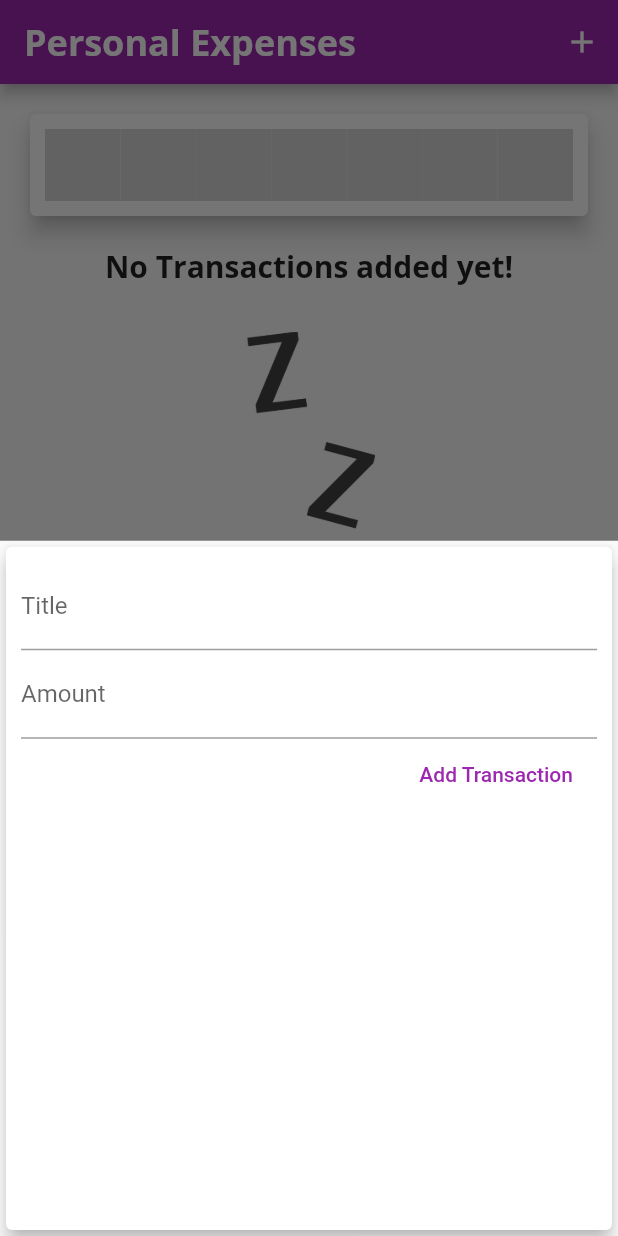
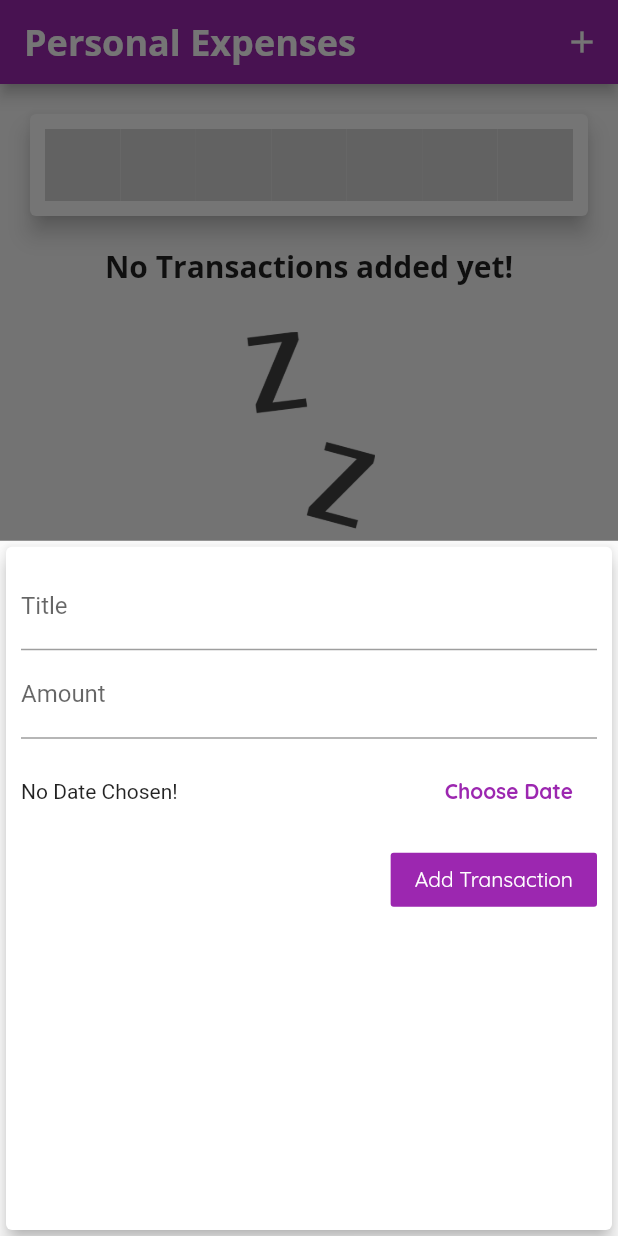
Before and after one commit to mitsuba19930328/flutter_real_app, a Flutter app: the screen it shows after launch, after a tap on the "add" icon, on a phone screen of 412 x 824 dp. Run offline on Flutter 3.47's test engine with Material 2 defaults, Android fonts, the phone set to English and light mode, and no system bars; statements that could not run were skipped.

Commit message:
[ADD]一旦基本的なビジュアル、動き完成

```diff
--- a/lib/Widgets/new_transaction.dart
+++ b/lib/Widgets/new_transaction.dart
@@ -1,5 +1,6 @@
 import 'package:flutter/material.dart';
 import 'package:flutter/services.dart';
+import 'package:intl/intl.dart';
 
 class NewTransaction extends StatefulWidget {
   // const NewTransaction({Key? key}) : super(key: key);
@@ -11,27 +12,48 @@ class NewTransaction extends StatefulWidget {
 }
 
 class _NewTransactionState extends State<NewTransaction> {
-  final titleController = TextEditingController();
+  final _titleController = TextEditingController();
+  final _amountController = TextEditingController();
+  DateTime _selectedDate;
 
-  final amountController = TextEditingController();
-
-  void submitData() {
-    final enteredTitle = titleController.text;
-    final enteredAmount = double.parse(amountController.text);
+  void _submitData() {
+    if (_amountController.text.isEmpty) {
+      return;
+    }
+    final enteredTitle = _titleController.text;
+    final enteredAmount = double.parse(_amountController.text);
     print("きてる");
     print(enteredTitle);
     print(enteredAmount);
 
-    if (enteredTitle.isEmpty || enteredAmount <= 0) {
+    if (enteredTitle.isEmpty || enteredAmount <= 0 || _selectedDate == null) {
       return;
     }
     print("こっちまできてる");
     widget.addTx(
       enteredTitle,
       enteredAmount,
+      _selectedDate,
     );
 
     Navigator.of(context).pop();
+  }
+
+  void _presentDatePicker() {
+    showDatePicker(
+      context: context,
+      initialDate: DateTime.now(),
+      firstDate: DateTime(2019),
+      lastDate: DateTime.now(),
+    ).then((pickedDate) {
+      if (pickedDate == null) {
+        return;
+      }
+      setState(() {
+        _selectedDate = pickedDate;
+      });
+    });
+    print('...');
   }
 
   @override
@@ -45,21 +67,43 @@ class _NewTransactionState extends State<NewTransaction> {
           children: [
             TextField(
               decoration: InputDecoration(labelText: 'Title'),
-              controller: titleController,
-              onSubmitted: (_) => submitData(),
+              controller: _titleController,
+              onSubmitted: (_) => _submitData(),
             ),
             TextField(
               decoration: InputDecoration(labelText: 'Amount'),
-              controller: amountController,
+              controller: _amountController,
               keyboardType: TextInputType.number,
-              onSubmitted: (_) => submitData(),
+              onSubmitted: (_) => _submitData(),
               // onChanged: (val) => amountInput = val,
             ),
+            Container(
+              height: 70,
+              child: Row(
+                children: [
+                  Expanded(
+                    child: Text(_selectedDate == null
+                        ? 'No Date Chosen!'
+                        : 'Picked Date: ${DateFormat.yMd().format(_selectedDate)}'),
+                  ),
+                  FlatButton(
+                    textColor: Theme.of(context).primaryColor,
+                    child: Text(
+                      'Choose Date',
+                      style: TextStyle(
+                        fontWeight: FontWeight.bold,
+                      ),
+                    ),
+                    onPressed: _presentDatePicker,
+                  ),
+                ],
+              ),
+            ),
             FlatButton(
-              textColor: Colors.purple,
-              child: Text('Add Transaction'),
-              onPressed: () => submitData
-            ),
+                textColor: Theme.of(context).textTheme.button.color,
+                color: Theme.of(context).primaryColor,
+                child: Text('Add Transaction'),
+                onPressed: () => _submitData),
           ],
         ),
       ),
--- a/lib/Widgets/transaction_list.dart
+++ b/lib/Widgets/transaction_list.dart
@@ -4,8 +4,9 @@ import 'package:intl/intl.dart';
 
 class TransactionList extends StatelessWidget {
   final List<Transaction> transactions;
+  final Function deleteTx;
 
-  TransactionList(this.transactions);
+  TransactionList(this.transactions, this.deleteTx);
 
   @override
   Widget build(BuildContext context) {
@@ -56,6 +57,11 @@ class TransactionList extends StatelessWidget {
                     ),
                     subtitle: Text(
                       DateFormat.yMMMd().format(transactions[index].date),
+                    ),
+                    trailing: IconButton(
+                      icon: Icon(Icons.delete),
+                      color: Theme.of(context).errorColor,
+                      onPressed: () => deleteTx(transactions[index].id),
                     ),
                   ),
                 );
--- a/lib/main.dart
+++ b/lib/main.dart
@@ -14,6 +14,7 @@ class MyApp extends StatelessWidget {
       theme: ThemeData(
         primarySwatch: Colors.purple,
         accentColor: Colors.amber,
+        errorColor: Colors.red,
         fontFamily: 'Quicksand',
         appBarTheme: AppBarTheme(
           titleTextStyle: TextStyle(
@@ -27,6 +28,9 @@ class MyApp extends StatelessWidget {
                 fontFamily: 'OpenSans',
                 fontSize: 20,
                 fontWeight: FontWeight.bold,
+              ),
+              button: TextStyle(
+                color: Colors.white,
               ),
             ),
       ),
@@ -69,11 +73,13 @@ class _MyHomePageState extends State<MyHomePage> {
     }).toList();
   }
 
-  void _addNewTransaction(String txTitle, double txAmount) {
+  void _addNewTransaction(
+      String txTitle, double txAmount, DateTime chosenDate) {
+    print(chosenDate);
     final newTx = Transaction(
         title: txTitle,
         amount: txAmount,
-        date: DateTime.now(),
+        date: chosenDate,
         id: DateTime.now().toString());
     setState(() {
       _userTransactions.add(newTx);
@@ -91,6 +97,12 @@ class _MyHomePageState extends State<MyHomePage> {
         );
       },
     );
+  }
+
+  void _deleteTransaction(String id) {
+    setState(() {
+      _userTransactions.removeWhere((tx) => tx.id == id);
+    });
   }
 
   @override
@@ -113,7 +125,7 @@ class _MyHomePageState extends State<MyHomePage> {
           crossAxisAlignment: CrossAxisAlignment.stretch,
           children: [
             Chart(_recentTransactions),
-            TransactionList(_userTransactions),
+            TransactionList(_userTransactions, _deleteTransaction),
           ],
         ),
       ),
```
